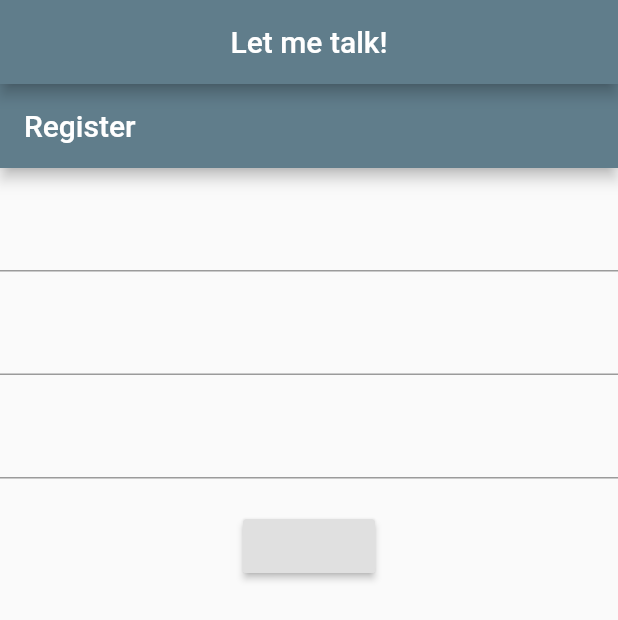
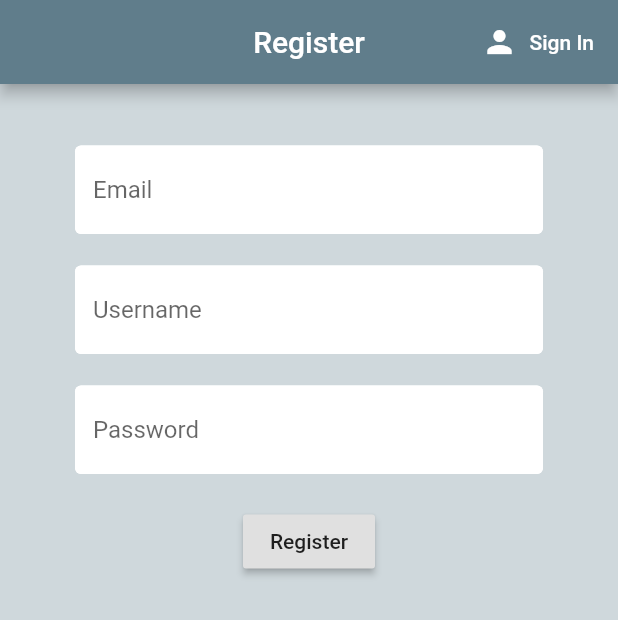
Before and after one commit to rox999/Let-Me-Talk, a Flutter app: the screen it shows after launch, on a phone screen of 412 x 824 dp. Shown: the top 620 px of the screen. Run offline on Flutter 3.47's test engine with Material 2 defaults, Android fonts, the phone set to English and light mode, and no system bars; our stand-ins replace cloud_firestore, firebase_auth, firebase_core; accounts and stored records are empty.

Commit message:
Sign In and Register pages added

```diff
--- a/lib/main.dart
+++ b/lib/main.dart
@@ -1,7 +1,10 @@
+import 'package:firebase_auth/firebase_auth.dart';
 import 'package:flutter/material.dart';
 import 'package:firebase_core/firebase_core.dart';
 import 'package:let_me_talk/screens/auth_wrapper.dart';
 import 'package:let_me_talk/screens/home.dart';
+import 'package:let_me_talk/service/authentiication.dart';
+import 'package:provider/provider.dart';
 
 void main() async{
   WidgetsFlutterBinding.ensureInitialized();
@@ -13,6 +16,15 @@ void main() async{
 class MyApp extends StatelessWidget {
   @override
   Widget build(BuildContext context) {
-    return Wrapper();
+    return StreamProvider<User>.value(
+      value: AuthService().authChange,
+      child: MaterialApp(
+        debugShowCheckedModeBanner: false,
+          theme: ThemeData(
+            primarySwatch: Colors.blueGrey,
+          ),
+          home: Wrapper(),
+      ),
+    );
   }
 }
--- a/lib/screens/auth_wrapper.dart
+++ b/lib/screens/auth_wrapper.dart
@@ -1,5 +1,9 @@
+import 'package:firebase_auth/firebase_auth.dart';
 import 'package:flutter/material.dart';
 import 'package:let_me_talk/screens/home.dart';
+import 'package:let_me_talk/screens/register.dart';
+import 'package:let_me_talk/screens/sign_in.dart';
+import 'package:provider/provider.dart';
 
 class Wrapper extends StatefulWidget {
   @override
@@ -7,8 +11,24 @@ class Wrapper extends StatefulWidget {
 }
 
 class _WrapperState extends State<Wrapper> {
+
+  bool showSignIn = false;
+
+  void tv(){
+    setState(() {
+      showSignIn = !showSignIn;
+    });
+  }
+
   @override
   Widget build(BuildContext context) {
+    final User user = Provider.of<User>(context);
+    if(user==null){
+      if(showSignIn){
+        return SignIn(toggle: tv,);
+      }
+      return Register(toggle: tv);
+    }
     return Home();
   }
 }
--- a/lib/screens/home.dart
+++ b/lib/screens/home.dart
@@ -1,23 +1,35 @@
 import 'package:flutter/material.dart';
 import 'package:let_me_talk/screens/register.dart';
+import 'package:let_me_talk/service/authentiication.dart';
 
 class Home extends StatelessWidget {
+
+  final AuthService _auth = AuthService();
+
   @override
   Widget build(BuildContext context) {
-    return MaterialApp(
-      debugShowCheckedModeBanner: false,
-      theme: ThemeData(
-        // backgroundColor: Colors.grey,
-        primarySwatch: Colors.blueGrey,
-      ),
-      home: Scaffold(
+    return Scaffold(
         appBar: AppBar(
           title: Text('Let me talk!'),
           centerTitle: true,
+          actions: <Widget>[
+            FlatButton.icon(
+              onPressed: () async {
+                return _auth.signOut();
+              },
+              icon: Icon(Icons.person),
+              label: Text('Sign Out'),
+            ),
+            FlatButton.icon(
+              icon: Icon(Icons.settings),
+              label: Text('Settings'),
+              onPressed: () {} ,
+            ),
+          ],
         ),
-        body: Register(),
-      ),
-
+        body: Center(
+          child: Text("Hello"),
+        ),
     );
   }
 }
--- a/lib/screens/register.dart
+++ b/lib/screens/register.dart
@@ -1,61 +1,135 @@
 import 'package:flutter/material.dart';
+import 'package:let_me_talk/service/authentiication.dart';
+import 'package:let_me_talk/shared/constants.dart';
 
 class Register extends StatefulWidget {
+  final Function toggle;
+  Register({this.toggle});
+
   @override
   _RegisterState createState() => _RegisterState();
 }
 
 class _RegisterState extends State<Register> {
+  final _formKey = GlobalKey<FormState>();
 
-  // final _formKey = GlobalKey<FormState>();
-
+  String _email = "";
+  String _username = "";
+  String _password = "";
+  String _error = "";
   @override
   Widget build(BuildContext context) {
-    return Material(
-     child: Scaffold(
+    return Scaffold(
       appBar: AppBar(
+        centerTitle: true,
         title: Text('Register'),
+        actions: <Widget>[
+          FlatButton.icon(
+            onPressed: () {
+              widget.toggle();
+            },
+            icon: Icon(
+              Icons.person,
+              color: Colors.white,
+            ),
+            label: Text(
+              'Sign In',
+              style: TextStyle(
+                color: Colors.white,
+              ),
+            ),
+          ),
+        ],
       ),
       body: Container(
+        color: Colors.blueGrey[100],
+        padding: EdgeInsets.symmetric(vertical: 20.0, horizontal: 50.0),
         child: Form(
+          key: _formKey,
           child: Column(
             children: <Widget>[
-               SizedBox(height: 21.0,),
+              SizedBox(
+                height: 21.0,
+              ),
               //email
               TextFormField(
-
+                decoration: textInputDecoration.copyWith(
+                  hintText: 'Email',
+                ),
+                validator: (val) {
+                  if (val.isEmpty) return "please enter email";
+                  return null;
+                },
                 onChanged: (val) {
                   setState(() {
-
+                    _email = val;
                   });
                 },
               ),
-               SizedBox(height: 21.0,),
+              SizedBox(
+                height: 21.0,
+              ),
               //username
               TextFormField(
+                decoration: textInputDecoration.copyWith(
+                  hintText: 'Username',
+                ),
+                validator: (val) {
+                  if (val.isEmpty) return "please enter a valid user name";
+                  return null;
+                },
                 onChanged: (val) {
                   setState(() {
-
+                    _username = val;
                   });
                 },
               ),
-               SizedBox(height: 21.0,),
+              SizedBox(
+                height: 21.0,
+              ),
               //username
               TextFormField(
+                decoration: textInputDecoration.copyWith(
+                  hintText: 'Password',
+                ),
+                validator: (val) {
+                  if (val.isEmpty) return "please enter password";
+                  return null;
+                },
                 onChanged: (val) {
                   setState(() {
-
+                    _password = val;
                   });
                 },
               ),
-               SizedBox(height: 21.0,),
-
+              SizedBox(
+                height: 21.0,
+              ),
               RaisedButton(
-                   onPressed: () {},
+                child: Text('Register'),
+                onPressed: () async {
+                  if (_formKey.currentState.validate()) {
+                    String res = await AuthService()
+                        .registerWithEmailAndPassword(_email, _password);
+                    if (res == "REGISTRATION FAILED") {
+                      setState(() {
+                        _error = "Invalid Email";
+                      });
+                    }
+                  }
+                },
+              ),
+              SizedBox(
+                height: 21.0,
+              ),
+              Text(
+                _error,
+                style: TextStyle(
+                  color: Colors.red,
+                  fontSize: 14.0,
+                ),
               ),
             ],
-           ),
-
           ),
         ),
       ),
--- /dev/null
+++ b/lib/shared/constants.dart
@@ -0,0 +1,13 @@
+import 'package:flutter/material.dart';
+
+const textInputDecoration = InputDecoration(
+  fillColor: Colors.white,
+  filled: true,
+  enabledBorder: OutlineInputBorder(
+    borderSide: BorderSide(color: Colors.white, width: 2.0),
+  ),
+  focusedBorder: OutlineInputBorder(
+    borderSide: BorderSide(color: Colors.blueGrey, width: 2.0),
+  ),
+
+);
--- a/pubspec.yaml
+++ b/pubspec.yaml
@@ -32,6 +32,7 @@ dependencies:
   firebase_core:
   firebase_auth:
   cloud_firestore:
+  provider:
 
 dev_dependencies:
   flutter_test:
```
Also changed, not shown: lib/screens/sign_in.dart (+77 -21 lines), lib/service/authentiication.dart (+7 -6 lines), pubspec.lock. Lines whose indentation alone changed are shown as unchanged.
